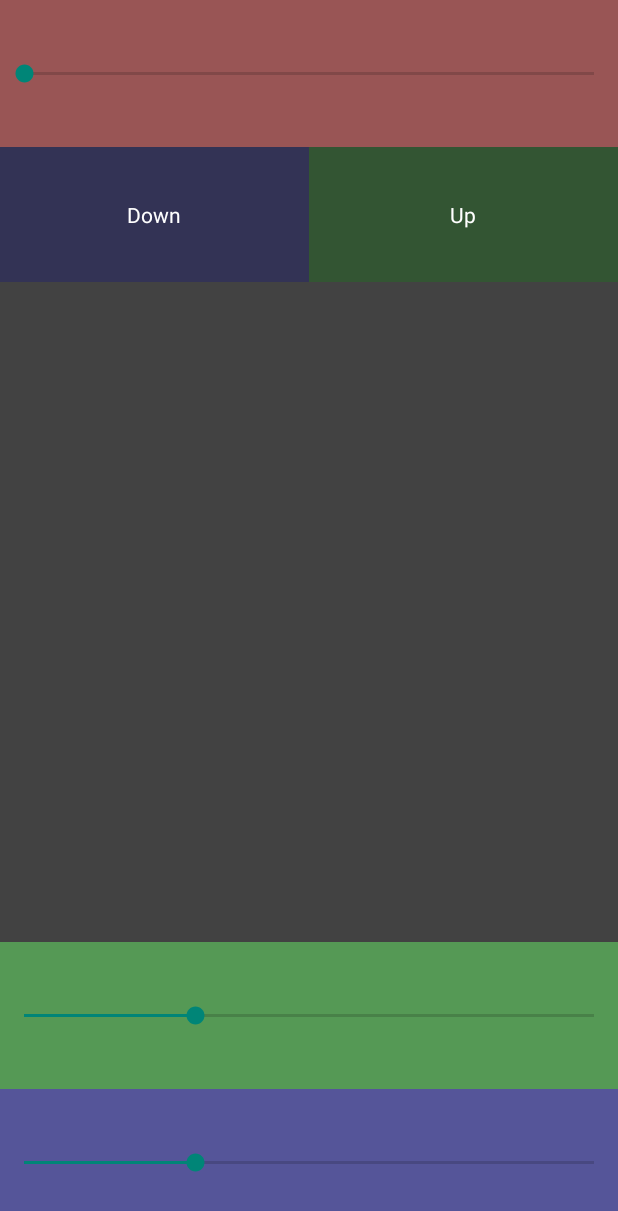
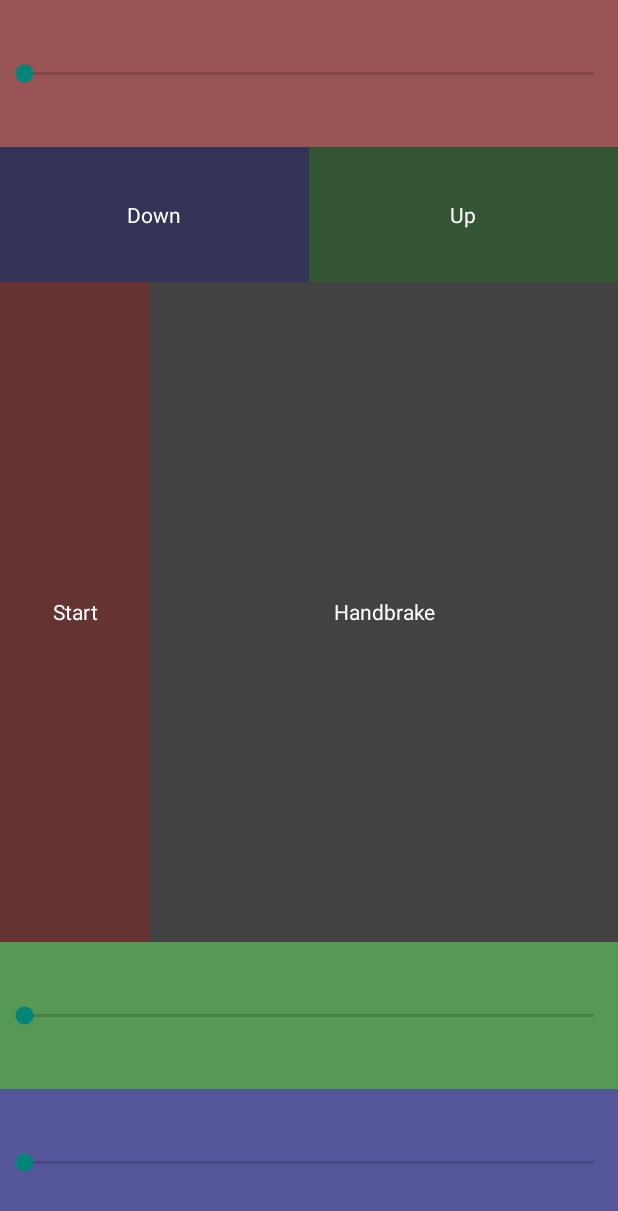
Before and after one commit to ajk1889/BeamNG-remote-controller, an Android app: the screen it shows after launch (MainActivity), on a phone screen of 412 x 824 dp. Shown: the top 1211 px of the screen. Run offline under Robolectric (Android 15) with nearby library versions, the phone set to English and light mode, and no system bars; libraries missing offline, so code that uses them is left out: org.java_websocket.client, org.java_websocket.enums, org.java_websocket.handshake; 1 statement that could not run was skipped.

Commit message:
Working completed

```diff
--- a/app/build.gradle
+++ b/app/build.gradle
@@ -43,4 +43,5 @@ dependencies {
     androidTestImplementation 'androidx.test.espresso:espresso-core:3.3.0'
 
     implementation "org.java-websocket:Java-WebSocket:1.5.1"
+    implementation 'org.jetbrains.kotlinx:kotlinx-coroutines-android:1.3.8'
 }
--- a/app/src/main/java/com/ajk/controller/Connection.kt
+++ b/app/src/main/java/com/ajk/controller/Connection.kt
@@ -33,7 +33,7 @@ class Connection (uri: URI) : WebSocketClient(uri) {
         if (readyState == ReadyState.OPEN) {
             val data = ShortArray(events.size * 2)
             events.forEachIndexed { index, event ->
-                data[2*index] = event.eventCode
+                data[2*index] = event.eventCode ?: return
                 data[2*index + 1] = event.value
             }
             val byteBuffer = ByteBuffer.allocate(data.size * Short.SIZE_BYTES)
--- a/app/src/main/java/com/ajk/controller/Event.kt
+++ b/app/src/main/java/com/ajk/controller/Event.kt
@@ -1,6 +1,6 @@
 package com.ajk.controller
 
 data class Event(val event: String, val value: Short) {
-    val eventCode: Short
-        get() = eventCodeMap[event]!!
+    val eventCode: Short?
+        get() = eventCodeMap[event]
 }
--- a/app/src/main/res/layout/activity_main.xml
+++ b/app/src/main/res/layout/activity_main.xml
@@ -10,7 +10,6 @@
     <androidx.appcompat.widget.AppCompatSeekBar
         android:layout_width="match_parent"
         android:layout_height="wrap_content"
-        android:progress="30"
         android:padding="40dp"
         android:id="@+id/accelerator"
         android:background="#955"/>
@@ -37,16 +36,30 @@
             android:layout_weight="1"
             android:background="#353"/>
     </LinearLayout>
-    <View
+    <LinearLayout
         android:layout_width="match_parent"
         android:layout_height="0dp"
-        android:id="@+id/handBrake"
-        android:background="@color/cardview_dark_background"
-        android:layout_weight="1"/>
+        android:layout_weight="1">
+        <TextView
+            android:layout_width="100dp"
+            android:layout_height="match_parent"
+            android:textColor="@color/white"
+            android:id="@+id/engineStart"
+            android:background="#633"
+            android:gravity="center"
+            android:text="Start"/>
+        <TextView
+            android:layout_width="match_parent"
+            android:layout_height="match_parent"
+            android:id="@+id/handBrake"
+            android:textColor="@color/white"
+            android:gravity="center"
+            android:text="Handbrake"
+            android:background="@color/cardview_dark_background" />
+    </LinearLayout>
     <androidx.appcompat.widget.AppCompatSeekBar
         android:layout_width="match_parent"
         android:layout_height="wrap_content"
-        android:progress="30"
         android:id="@+id/brake"
         android:padding="40dp"
         android:background="#595"/>
@@ -54,7 +67,6 @@
         android:layout_width="match_parent"
         android:layout_height="wrap_content"
         android:id="@+id/clutch"
-        android:progress="30"
         android:padding="40dp"
         android:background="#559"/>
 </LinearLayout>
```
Also changed, not shown: app/src/main/java/com/ajk/controller/Constants.kt (added, +25 -0 lines), app/src/main/java/com/ajk/controller/EventCodes.kt (deleted, +0 -24 lines), app/src/main/java/com/ajk/controller/MainActivity.kt (+128 -7 lines).
